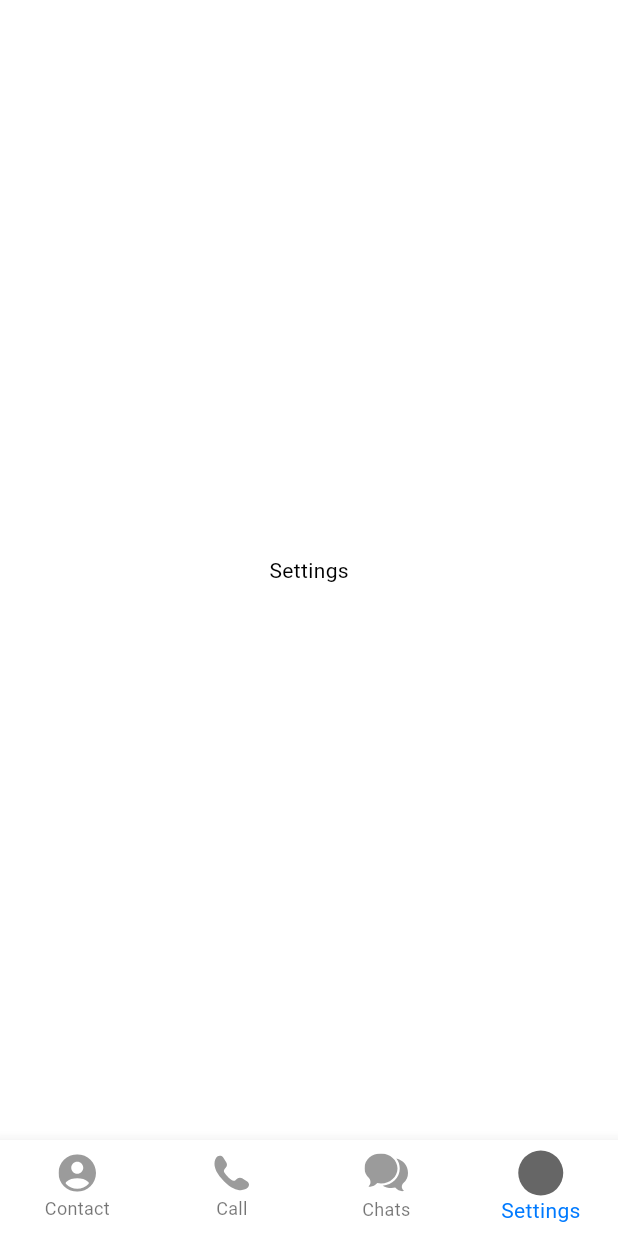
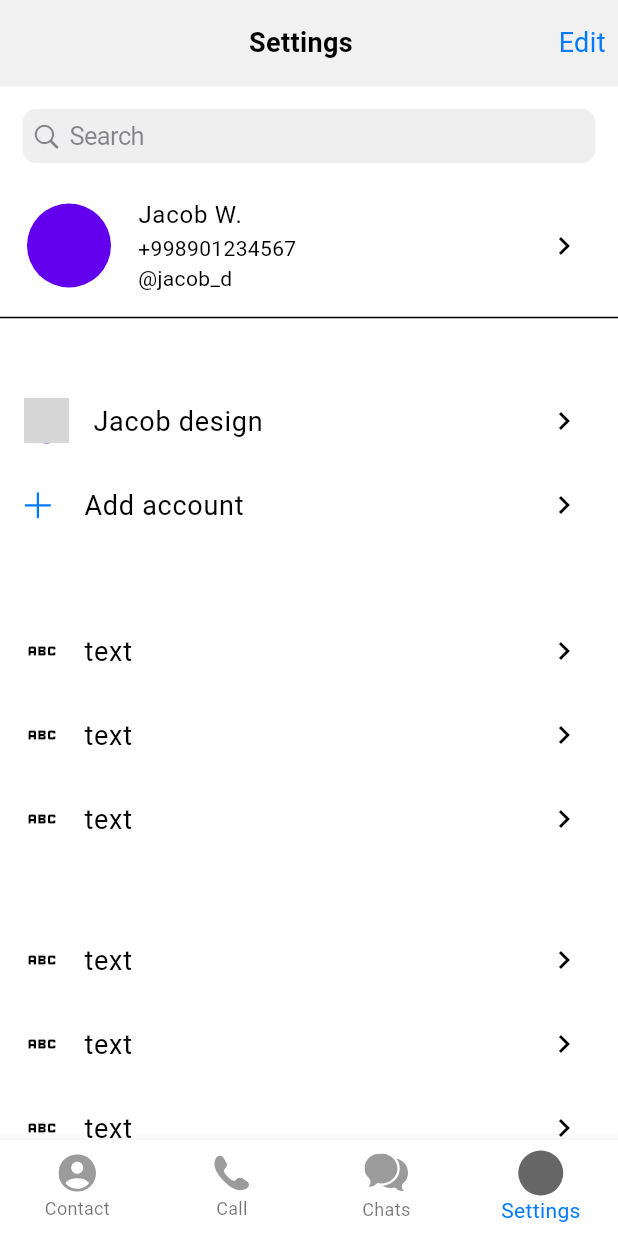
Before and after one commit to ilyosyusuf/telegramUI, a Flutter app: the MainView screen opened by its route, item 4 of the bottom bar chosen, on a phone screen of 412 x 824 dp. Run offline on Flutter 3.47's test engine with Material 2 defaults, Android fonts, the phone set to English and light mode, and no system bars; our stand-ins replace bloc, flutter_bloc, flutter_slidable, flutter_svg, intl_phone_number_input; network calls fail; grey boxes are pictures that could not be loaded.

Commit message:
settings page and its cubit service were added

```diff
--- a/lib/config/routes/page_routes.dart
+++ b/lib/config/routes/page_routes.dart
@@ -1,5 +1,6 @@
 import 'package:flutter/material.dart';
 import 'package:telegram/screens/mainview/view/main_view.dart';
+import 'package:telegram/screens/pages/appearance/appearance_view.dart';
 import 'package:telegram/screens/pages/authentication/auth_view.dart';
 import 'package:telegram/screens/pages/chats/pages/chat_view.dart';
 
@@ -17,6 +18,8 @@ class MyRoute {
         return _pages(ChatView());
       case '/authview':
         return _pages(AuthView());
+      case '/appearanceview':
+        return _pages(AppearanceView());
     }
   }
 
--- a/lib/screens/mainview/cubit/main_cubit.dart
+++ b/lib/screens/mainview/cubit/main_cubit.dart
@@ -9,8 +9,8 @@ class MainCubit extends Cubit<MainState> {
 
   List usersList = [];
 
-  Future getUsers()async{
-        final data = await bundle.rootBundle.loadString('lib/core/mock/users.json');
+  Future getUsers() async {
+    final data = await bundle.rootBundle.loadString('lib/core/mock/users.json');
     usersList = jsonDecode(data) as List;
     // usersList = lst;
     print(usersList);
@@ -20,8 +20,7 @@ class MainCubit extends Cubit<MainState> {
     return usersList;
   }
 
-
-    int currentpage = 2;
+  int currentpage = 2;
 
   pages(int index) {
     currentpage = index;
@@ -35,4 +34,37 @@ class MainCubit extends Cubit<MainState> {
       emit(SettingState());
     }
   }
+
+  // bools for notification page
+  bool allAccounts = true;
+  bool showNotificationsM = true;
+  bool showNotificationsG = false;
+  bool messagePreviewM = false;
+  bool messagePreviewG = false;
+
+  // functions for notification page
+  changeAllAcc(bool value) {
+    allAccounts = !allAccounts;
+    emit(SettingState());
+  }
+
+  changeShowNotifyM(bool value) {
+    showNotificationsM = !showNotificationsM;
+    emit(SettingState());
+  }
+
+  changeMesPreM(bool value) {
+    messagePreviewM = !messagePreviewM;
+    emit(SettingState());
+  }
+
+  changeShowNotifyG(bool value) {
+    showNotificationsG = !showNotificationsG;
+    emit(SettingState());
+  }
+
+  changeMesPreG(bool value) {
+    messagePreviewG = !messagePreviewG;
+    emit(SettingState());
+  }
 }
--- a/lib/screens/mainview/view/main_view.dart
+++ b/lib/screens/mainview/view/main_view.dart
@@ -5,6 +5,7 @@ import 'package:telegram/screens/mainview/state/main_state.dart';
 import 'package:telegram/screens/pages/calls/pages/calls_view.dart';
 import 'package:telegram/screens/pages/chats/pages/chat_view.dart';
 import 'package:telegram/screens/pages/contacts/contacts_view.dart';
+import 'package:telegram/screens/pages/settings/pages/settings_view.dart';
 import 'package:telegram/widgets/bottomnavigationbar/bottom_navigation_bar_widget.dart';
 
 class MainView extends StatelessWidget {
@@ -33,9 +34,7 @@ class MainView extends StatelessWidget {
           } else if (state is ContactState) {
             return ContactsView();
           } else if (state is SettingState) {
-            return const Center(
-              child: Text('Settings'),
-            );
+            return SettingsView();
           } else {
             return Container();
           }
--- a/lib/screens/pages/appearance/appearance_view.dart
+++ b/lib/screens/pages/appearance/appearance_view.dart
@@ -5,6 +5,7 @@ import 'package:telegram/core/constants/colors/color_const.dart';
 import 'package:telegram/core/constants/font/font_style.dart';
 import 'package:telegram/core/extensions/context_extension.dart';
 import 'package:telegram/widgets/appbarwidget/appbarwidget.dart';
+import 'package:telegram/widgets/buttons/back_button.dart';
 import 'package:telegram/widgets/listtilewidget/list_tile_widget.dart';
 
 class AppearanceView extends StatelessWidget {
@@ -20,8 +21,9 @@ class AppearanceView extends StatelessWidget {
         crossAxisAlignment: CrossAxisAlignment.start,
         children: [
           AppBarWidget(
-            leading:
-                BackButton(color: ColorConst.kPrimaryColor, onPressed: () {}),
+            leading: BackButtonWidgets(ontap: (){
+              Navigator.pop(context);
+            }),
             center: Text(
               "Appearance",
               style: FStyles.headline3bold,
--- /dev/null
+++ b/lib/screens/pages/settings/pages/settings_view.dart
@@ -0,0 +1,124 @@
+import 'package:flutter/cupertino.dart';
+import 'package:flutter/material.dart';
+import 'package:flutter_bloc/flutter_bloc.dart';
+import 'package:flutter_svg/flutter_svg.dart';
+import 'package:telegram/config/init/navigation/navigator.dart';
+import 'package:telegram/core/constants/font/font_style.dart';
+import 'package:telegram/core/extensions/context_extension.dart';
+import 'package:telegram/screens/mainview/cubit/main_cubit.dart';
+import 'package:telegram/screens/pages/chats/widgets/chat_list_tile_widget.dart';
+import 'package:telegram/screens/pages/settings/widgets/settings_list_tile_widget.dart';
+import 'package:telegram/widgets/appbarwidget/appbarwidget.dart';
+import 'package:telegram/widgets/listtilewidget/list_tile_widget.dart';
+
+class SettingsView extends StatelessWidget {
+  const SettingsView({Key? key}) : super(key: key);
+
+  @override
+  Widget build(BuildContext context) {
+    return Scaffold(
+      body: SafeArea(
+        bottom: false,
+        child: Column(
+          crossAxisAlignment: CrossAxisAlignment.start,
+          children: [
+            AppBarWidget(
+              leading: SizedBox(
+                width: context.w * 0.05,
+              ),
+              center: const Text(
+                'Settings',
+                style: FStyles.headline3bold,
+              ),
+              trailing: Text(
+                'Edit',
+                style: FStyles.headline3blue,
+              ),
+            ),
+            Expanded(
+              child: SingleChildScrollView(
+                child: Column(
+                  children: [
+                    Padding(
+                      padding: EdgeInsets.all(15.0),
+                      child: CupertinoSearchTextField(),
+                    ),
+                    ListTileWidget(
+                      leading: CircleAvatar(
+                        radius: 30,
+                      ),
+                      title: Text("Jacob W."),
+                      subtitle: Column(
+                        crossAxisAlignment: CrossAxisAlignment.start,
+                        children: [
+                          Text("+998901234567"),
+                          Text("@jacob_d")
+                        ],
+                      ),
+                      trailing: Icon(Icons.chevron_right_outlined),
+                    ),
+                    SizedBox(height: context.h * 0.04),
+                    const SettingListtileWidget(
+                        icon: CircleAvatar(
+                            backgroundImage: NetworkImage(
+                                'https://images.unsplash.com/photo-1493612276216-ee3925520721?ixlib=rb-1.2.1&ixid=MnwxMjA3fDB8MHxwaG90by1wYWdlfHx8fGVufDB8fHx8&auto=format&fit=crop&w=928&q=80'),
+                            radius: 15.0),
+                        text: 'Jacob design'),
+                    SettingListtileWidget(
+                        icon: SvgPicture.asset('assets/icons/plus.svg'), text: 'Add account'),
+                    SizedBox(
+                      height: context.h * 0.05,
+                    ),
+                    SizedBox(
+                      height: context.h * 0.2,
+                      child: ListView.builder(
+                          physics: const NeverScrollableScrollPhysics(),
+                          itemCount: 3,
+                          itemBuilder: (context, i) {
+                            return SettingListtileWidget(
+                              icon: Icon(Icons.abc),
+
+                              text: "text",
+                            );
+                          }),
+                    ),
+                    SizedBox(
+                      height: context.h * 0.05,
+                    ),
+                    SizedBox(
+                      height: context.h * 0.3,
+                      child: ListView.builder(
+                          physics: const NeverScrollableScrollPhysics(),
+                          itemCount: 4,
+                          itemBuilder: (context, i) {
+                            return InkWell(
+                              child: SettingListtileWidget(
+                                  icon: Icon(Icons.abc),
+                                  text:
+                                    "text",
+
+                                  ),
+                                onTap: (){
+                                  if(i == 0){
+                                    NavigationService.instance.pushNamed('/notifications');
+                                  } else if(i == 1){
+                                    NavigationService.instance.pushNamed('/privacy');
+                                  }else if(i == 2){
+                                    NavigationService.instance.pushNamed('/datastorage');
+                                  }else if(i == 3){
+                                    NavigationService.instance.pushNamed('/appearanceview');
+                                  }
+                                },
+                            );
+                          }),
+                    )
+                  ],
+                ),
+              ),
+            )
+          ],
+        ),
+      ),
+    );
+  }
+}
--- /dev/null
+++ b/lib/screens/pages/settings/widgets/settings_list_tile_widget.dart
@@ -0,0 +1,31 @@
+import 'package:flutter/cupertino.dart';
+import 'package:flutter/material.dart';
+import 'package:telegram/core/constants/font/font_style.dart';
+
+class SettingListtileWidget extends StatelessWidget {
+  final String text;
+  final Widget icon;
+  const SettingListtileWidget(
+      {required this.icon, required this.text, Key? key})
+      : super(key: key);
+
+  @override
+  Widget build(BuildContext context) {
+    return Container(
+        alignment: Alignment.center,
+        color: CupertinoColors.white,
+        child: Column(
+          crossAxisAlignment: CrossAxisAlignment.start,
+          children: [
+            ListTile(
+              leading: icon,
+              title: Text(
+                text,
+                style: FStyles.headline4s,
+              ),
+              trailing: Icon(Icons.chevron_right_outlined),
+            ),
+          ],
+        ));
+  }
+}
--- a/lib/widgets/listtilewidget/list_tile_widget.dart
+++ b/lib/widgets/listtilewidget/list_tile_widget.dart
@@ -1,4 +1,5 @@
 import 'package:flutter/material.dart';
+import 'package:telegram/core/constants/colors/color_const.dart';
 
 class ListTileWidget extends StatelessWidget {
   Widget? trailing;
@@ -16,33 +17,23 @@ class ListTileWidget extends StatelessWidget {
 
   @override
   Widget build(BuildContext context) {
-    return Column(
+    return Container(
+      color: ColorConst.kWhite,
+      alignment: Alignment.center,
+      child: Column(
+        crossAxisAlignment: CrossAxisAlignment.start,
         children: [
           ListTile(
+
             onTap: () {},
             leading: leading,
-          // leading: SizedBox(
-          //   width: context.w * 0.20,
-          //   child: Row(
-          //     mainAxisAlignment: MainAxisAlignment.spaceBetween,
-          //     children: [
-          //       SizedBox(
-          //         width: context.w * 0.05,
-          //         child: call,
-          //       ),
-          //       CircleAvatar(
-          //         radius: 25,
-          //         backgroundImage: AssetImage(user['image_url']),
-          //       ),
-          //     ],
-          //   ),
-          // ),
             title: title,
             subtitle: subtitle,
             trailing: trailing,
           ),
           Divider(thickness: 1)
         ],
+      ),
     );
   }
 }
```
Also changed, not shown: lib/screens/pages/settings/notifications_view.dart (added). Lines whose indentation alone changed are shown as unchanged.
